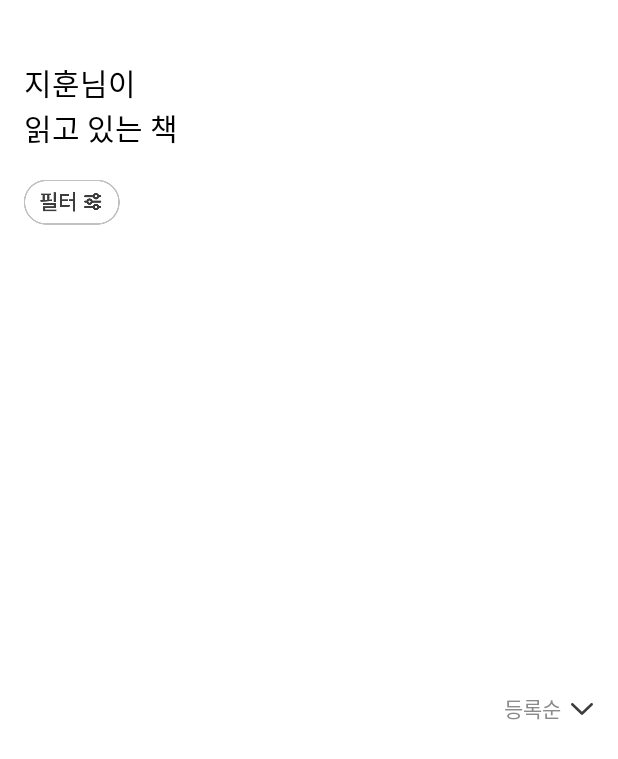
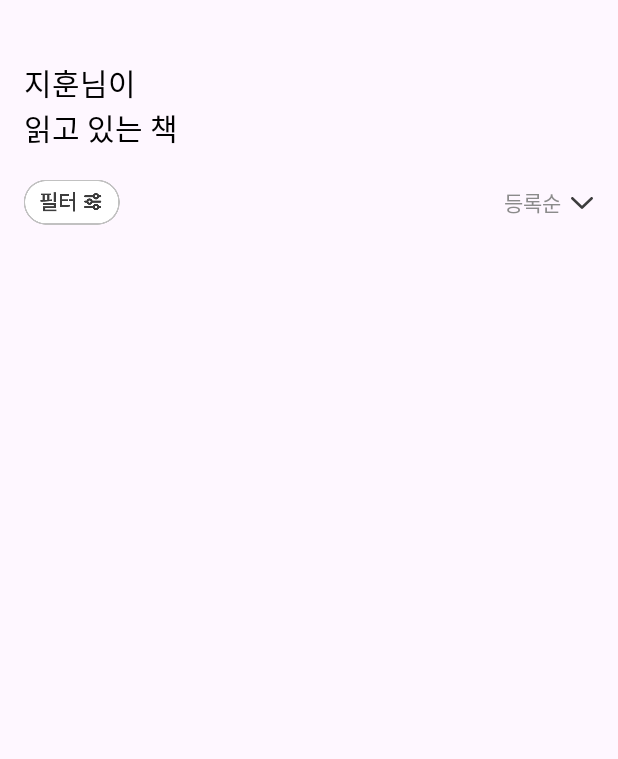
Before and after one commit to jjunji/Wandok, an Android app built with Jetpack Compose: the composable HomeScreen shown on its own in the app's theme, on a phone screen of 412 x 824 dp. Shown: the top 759 px of the screen. Run offline under Robolectric (Android 15) with nearby library versions, the phone set to English and light mode, and no system bars; our stand-ins replace Dagger/Hilt's generated code, Timber; Roboto replaces fonts that are not available here.

Commit message:
feat: 필터 ui 수정

```diff
--- a/app/build.gradle.kts
+++ b/app/build.gradle.kts
@@ -76,7 +76,6 @@ fun getApiKey(): String {
 }
 
 dependencies {
-//    implementation(libs.material3)
     androidTestImplementation(platform(libs.androidx.compose.bom))
     androidTestImplementation(libs.androidx.espresso)
     androidTestImplementation(libs.junit)
@@ -94,6 +93,7 @@ dependencies {
     implementation(libs.compose.ui.preview)
     debugImplementation(libs.compose.ui.tooling)
     implementation(libs.compose.material)
+    implementation(libs.compose.material3)
 
     // compose - optional
     implementation(libs.compose.activity)
--- a/app/src/main/java/com/example/wandok/ui/MainActivity.kt
+++ b/app/src/main/java/com/example/wandok/ui/MainActivity.kt
@@ -3,6 +3,7 @@ package com.example.wandok.ui
 import android.os.Bundle
 import androidx.activity.ComponentActivity
 import androidx.activity.compose.setContent
+import androidx.core.view.WindowCompat
 import com.example.wandok.ui.MainScreen
 import com.example.wandok.ui.theme.WandokTheme
 import dagger.hilt.android.AndroidEntryPoint
@@ -11,6 +12,8 @@ import dagger.hilt.android.AndroidEntryPoint
 class MainActivity : ComponentActivity() {
     override fun onCreate(savedInstanceState: Bundle?) {
         super.onCreate(savedInstanceState)
+        WindowCompat.setDecorFitsSystemWindows(window, false)
+
         setContent {
             WandokTheme {
                 MainScreen()
--- a/app/src/main/java/com/example/wandok/ui/home/HomeScreen.kt
+++ b/app/src/main/java/com/example/wandok/ui/home/HomeScreen.kt
@@ -2,34 +2,35 @@ package com.example.wandok.ui.home
 
 import androidx.compose.foundation.Image
 import androidx.compose.foundation.clickable
-import androidx.compose.foundation.layout.Arrangement
 import androidx.compose.foundation.layout.Box
 import androidx.compose.foundation.layout.Column
 import androidx.compose.foundation.layout.PaddingValues
 import androidx.compose.foundation.layout.Row
 import androidx.compose.foundation.layout.Spacer
+import androidx.compose.foundation.layout.WindowInsets
+import androidx.compose.foundation.layout.asPaddingValues
 import androidx.compose.foundation.layout.fillMaxSize
 import androidx.compose.foundation.layout.fillMaxWidth
-import androidx.compose.foundation.layout.height
+import androidx.compose.foundation.layout.navigationBars
 import androidx.compose.foundation.layout.padding
 import androidx.compose.foundation.layout.size
-import androidx.compose.foundation.layout.wrapContentHeight
 import androidx.compose.foundation.layout.wrapContentSize
 import androidx.compose.foundation.lazy.LazyColumn
 import androidx.compose.foundation.lazy.itemsIndexed
-import androidx.compose.material.Button
 import androidx.compose.material.ExperimentalMaterialApi
-import androidx.compose.material.MaterialTheme
-import androidx.compose.material.ModalBottomSheetLayout
-import androidx.compose.material.ModalBottomSheetValue
-import androidx.compose.material.Text
-import androidx.compose.material.rememberModalBottomSheetState
+import androidx.compose.material3.ExperimentalMaterial3Api
+import androidx.compose.material3.ModalBottomSheet
+import androidx.compose.material3.SheetState
+import androidx.compose.material3.Text
+import androidx.compose.material3.rememberModalBottomSheetState
 import androidx.compose.runtime.Composable
 import androidx.compose.runtime.getValue
+import androidx.compose.runtime.mutableStateOf
+import androidx.compose.runtime.remember
 import androidx.compose.runtime.rememberCoroutineScope
+import androidx.compose.runtime.setValue
 import androidx.compose.ui.Alignment
 import androidx.compose.ui.Modifier
-import androidx.compose.ui.graphics.Color
 import androidx.compose.ui.res.painterResource
 import androidx.compose.ui.tooling.preview.Preview
 import androidx.compose.ui.unit.dp
@@ -38,26 +39,40 @@ import androidx.hilt.navigation.compose.hiltViewModel
 import androidx.lifecycle.compose.collectAsStateWithLifecycle
 import com.example.wandok.R
 import com.example.wandok.database.BookEntity
-import com.example.wandok.ui.core.Body1Text
-import com.example.wandok.ui.core.Body2Text
 import com.example.wandok.ui.theme.DarkGray
-import com.example.wandok.ui.theme.GrayC1
-import com.example.wandok.ui.theme.LightGray
 import com.example.wandok.ui.theme.Typography
-import kotlinx.coroutines.launch
+import kotlinx.coroutines.CoroutineScope
 import timber.log.Timber
 
+@OptIn(ExperimentalMaterial3Api::class)
 @Composable
 fun HomeScreen(
     viewModel: HomeViewModel = hiltViewModel()
 ) {
+    val sheetState = rememberModalBottomSheetState()
+    val scope = rememberCoroutineScope()
+    var showBottomSheet by remember { mutableStateOf(false) }
     val myBookList by viewModel.myBookList.collectAsStateWithLifecycle()
 
-    Home(myBookList = myBookList)
+    Home(
+        myBookList = myBookList,
+        onFilterClicked = {
+            showBottomSheet = true
+        }
+    )
+
+    FilterBottomSheet(
+        showBottomSheet = showBottomSheet,
+        sheetState = sheetState,
+        scope = scope,
+        onDismiss = {
+            showBottomSheet = false
+        }
+    )
 }
 
 @Composable
-fun Home(myBookList: List<BookEntity>) {
+fun Home(myBookList: List<BookEntity>, onFilterClicked: () -> Unit) {
     Box(
         modifier = Modifier
             .fillMaxSize()
@@ -71,7 +86,8 @@ fun Home(myBookList: List<BookEntity>) {
                 style = Typography.h6
             )
 
-            HomeFilter()
+            HomeFilter(onFilterClicked = { onFilterClicked() })
+
             MyBookList(
                 bookList = myBookList,
                 onItemClicked = { Timber.e("onMyBookClicked") }
@@ -81,18 +97,28 @@ fun Home(myBookList: List<BookEntity>) {
 }
 
 @Composable
-fun HomeFilter() {
-    Box(modifier = Modifier
+fun HomeFilter(onFilterClicked: () -> Unit) {
+    Box(
+        modifier = Modifier
             .wrapContentSize()
-        .padding(top = 20.dp, start = 16.dp)
+            .padding(top = 20.dp, start = 16.dp, end = 16.dp)
     ) {
-        FilterWithBottomSheet()
         Row(
-            verticalAlignment = Alignment.CenterVertically,
+            verticalAlignment = Alignment.CenterVertically
+        ) {
+            Image(
+                painter = painterResource(id = R.drawable.ic_filter),
+                contentDescription = null,
                 modifier = Modifier
-                .align(Alignment.CenterEnd)
-                .padding(end = 16.dp)
-                .clickable {  }
+                    .clickable {
+                        onFilterClicked()
+                    }
+            )
+
+            Spacer(modifier = Modifier.weight(1f))
+
+            Row(
+                verticalAlignment = Alignment.CenterVertically
             ) {
                 Text(
                     text = "등록순",
@@ -107,6 +133,27 @@ fun HomeFilter() {
                     contentDescription = null,
                     modifier = Modifier.size(16.dp)
                 )
+            }
+        }
+    }
+}
+
+@OptIn(ExperimentalMaterial3Api::class)
+@Composable
+fun FilterBottomSheet(showBottomSheet: Boolean, sheetState: SheetState, scope: CoroutineScope, onDismiss: () -> Unit) {
+    val bottomPadding = WindowInsets.navigationBars.asPaddingValues().calculateBottomPadding()
+
+    if (showBottomSheet) {
+        ModalBottomSheet(
+            onDismissRequest = { onDismiss() }
+        ) {
+            Column(
+                modifier = Modifier.padding(bottom = bottomPadding)
+            ) {
+                Text(text = "1")
+                Text(text = "2")
+                Text(text = "3")
+            }
         }
     }
 }
@@ -135,57 +182,9 @@ fun MyBookList(
     }
 }
 
-@OptIn(ExperimentalMaterialApi::class)
-@Composable
-fun FilterWithBottomSheet() {
-    val scope = rememberCoroutineScope()
-    val bottomSheetState = rememberModalBottomSheetState(
-        initialValue = ModalBottomSheetValue.Hidden
-    )
-
-    ModalBottomSheetLayout(
-        sheetState = bottomSheetState,
-        sheetContent = {
-            Column(
-                modifier = Modifier
-                    .fillMaxWidth()
-                    .padding(16.dp)
-            ) {
-                Text(text = "Bottom Sheet Content", style = MaterialTheme.typography.h6)
-                Spacer(modifier = Modifier.height(8.dp))
-                Text(text = "Here is some more content.")
-                Spacer(modifier = Modifier.height(8.dp))
-                Button(onClick = {
-                    scope.launch {
-                        bottomSheetState.hide()
-                    }
-                }) {
-                    Text("Close")
-                }
-            }
-        }
-    ) {
-        Column(
-            verticalArrangement = Arrangement.Center,
-            horizontalAlignment = Alignment.CenterHorizontally
-        ) {
-            Image(
-                painter = painterResource(id = R.drawable.ic_filter),
-                contentDescription = null,
-                modifier = Modifier.clickable {
-                    Timber.e("filter Clicked")
-                    scope.launch {
-                        bottomSheetState.show()
-                    }
-                }
-            )
-        }
-    }
-}
-
 @Preview(showBackground = true)
 @Composable
 fun PreviewHome() {
     val bookEntity = BookEntity("", "Title", "", "", "")
-    Home(myBookList = listOf(bookEntity))
+    Home(myBookList = listOf(bookEntity)) {}
 }
--- a/gradle/libs.versions.toml
+++ b/gradle/libs.versions.toml
@@ -5,7 +5,7 @@ lifeCycleViewModelCompose = "2.7.0"
 jUnit = "4.13.2"
 androidxTestExt = "1.1.5"
 espressoCore = "3.5.1"
-composeBom = "2024.01.00"
+composeBom = "2024.05.00"
 ktx = "1.9.0"
 androidxLifecycle = "2.7.0"
 okhttp = "4.9.0"
@@ -21,7 +21,6 @@ kotlin = "1.8.10"
 spinkit = "1.4.0"
 room = "2.6.1"
 navigation = "2.7.6"
-#material = "1.4.3"
 hiltNavigationFragment = "1.0.0"
 timber = "5.0.1"
 preference = "1.2.0"
@@ -44,7 +43,7 @@ compose-ui-tooling = { group = "androidx.compose.ui", name = "ui-tooling" }
 compose-ui-manifest = { group = "androidx.compose.ui", name = "ui-test-manifest" }
 compose-ui-junit4 = { group = "androidx.compose.ui", name = "ui-test-junit4" }
 compose-material = { group = "androidx.compose.material", name = "material" }
-#compose-material3 = { group = "androidx.compose.material3", name = "material3" }
+compose-material3 = { group = "androidx.compose.material3", name = "material3"}
 
 # Optional - Integration with activities
 compose-activity = { group = "androidx.activity", name = "activity-compose", version.ref = "activityCompose" }
```
Also changed, not shown: app/src/main/java/com/example/wandok/navigation/AppNavGraph.kt (+12 -7 lines), app/src/main/java/com/example/wandok/ui/MainScreen.kt (+1 -9 lines). Lines whose indentation alone changed are shown as unchanged.
